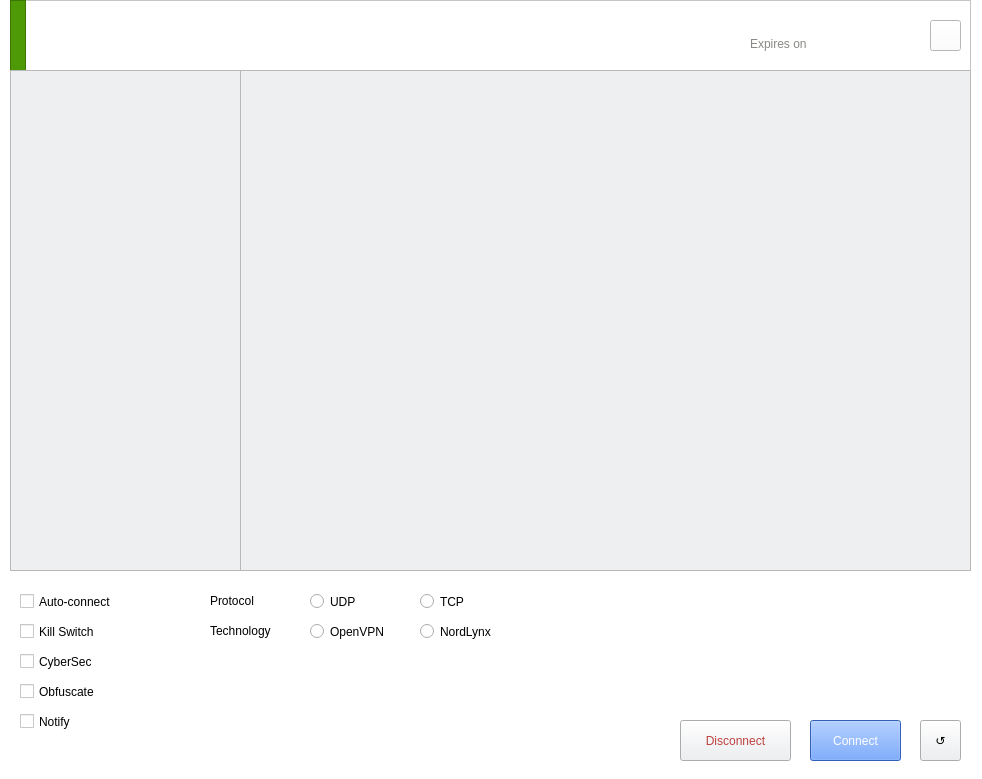
Qt form ui/nordVpnGui.ui (JimR21/nordvpn-gui) before a commit.
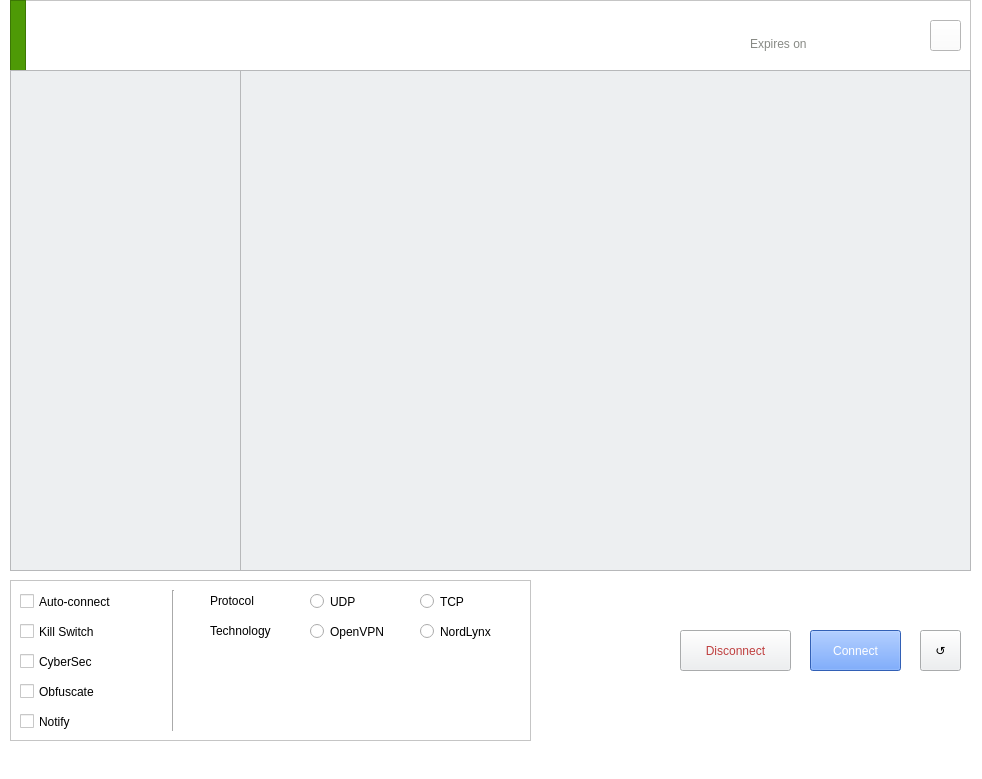
The same form after that commit. Icons and pictures are not drawn.

Diff of the .ui file:
```diff
--- a/ui/nordVpnGui.ui
+++ b/ui/nordVpnGui.ui
@@ -66,7 +66,7 @@
     <property name="geometry">
         <rect>
             <x>920</x>
-            <y>720</y>
+                     <y>630</y>
             <width>41</width>
             <height>41</height>
         </rect>
@@ -87,7 +87,7 @@
     <property name="geometry">
         <rect>
             <x>810</x>
-            <y>720</y>
+               <y>630</y>
             <width>91</width>
             <height>41</height>
         </rect>
@@ -270,7 +270,7 @@
     <property name="geometry">
         <rect>
             <x>680</x>
-            <y>720</y>
+               <y>630</y>
             <width>111</width>
             <height>41</height>
         </rect>
@@ -522,6 +522,59 @@
                  <bool>false</bool>
              </property>
          </widget>
+         <widget class="QFrame" name="frame_2">
+             <property name="geometry">
+                 <rect>
+                     <x>10</x>
+                     <y>580</y>
+                     <width>521</width>
+                     <height>161</height>
+                 </rect>
+             </property>
+             <property name="styleSheet">
+                 <string notr="true">
+                 </string>
+             </property>
+             <property name="frameShape">
+                 <enum>QFrame::StyledPanel</enum>
+             </property>
+             <property name="frameShadow">
+                 <enum>QFrame::Raised</enum>
+             </property>
+             <widget class="Line" name="line">
+                 <property name="geometry">
+                     <rect>
+                         <x>153</x>
+                         <y>10</y>
+                         <width>20</width>
+                         <height>141</height>
+                     </rect>
+                 </property>
+                 <property name="orientation">
+                     <enum>Qt::Vertical</enum>
+                 </property>
+             </widget>
+             <widget class="QRadioButton" name="radioButton_tcp">
+                 <property name="geometry">
+                     <rect>
+                         <x>410</x>
+                         <y>10</y>
+                         <width>61</width>
+                         <height>23</height>
+                     </rect>
+                 </property>
+                 <property name="styleSheet">
+                     <string notr="true">font: 13pt &quot;Ubuntu&quot;;</string>
+                 </property>
+                 <property name="text">
+                     <string>TCP</string>
+                 </property>
+                 <property name="autoExclusive">
+                     <bool>false</bool>
+                 </property>
+             </widget>
+         </widget>
+         <zorder>frame_2</zorder>
          <zorder>frame</zorder>
          <zorder>countries_list</zorder>
          <zorder>server_list</zorder>
```
Left out of the diff: 23 changed lines with no effect on the pictures. Lines whose indentation alone changed are shown as unchanged.
